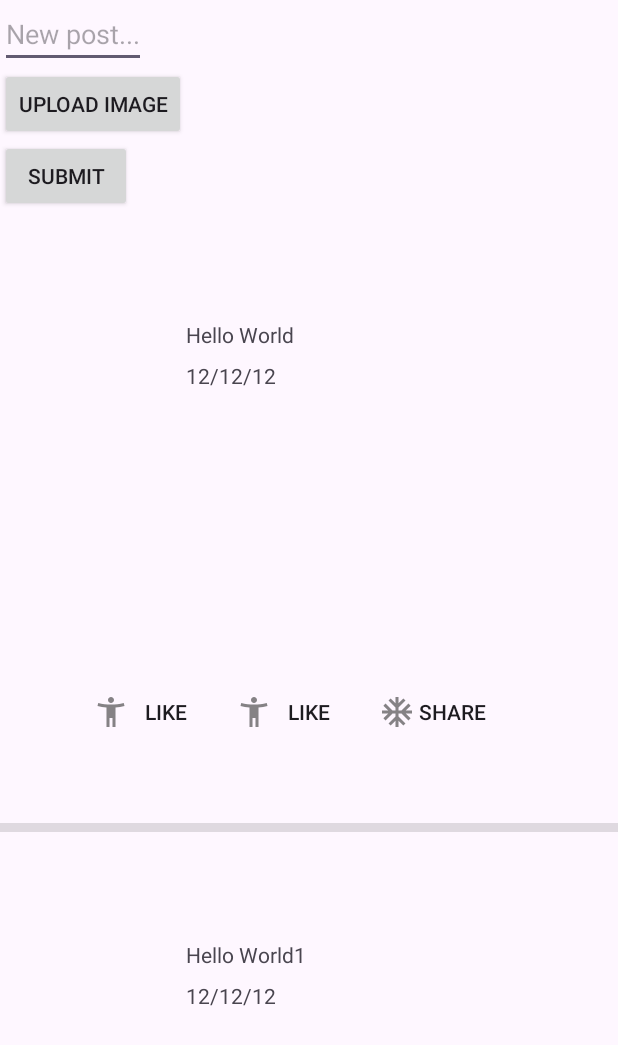
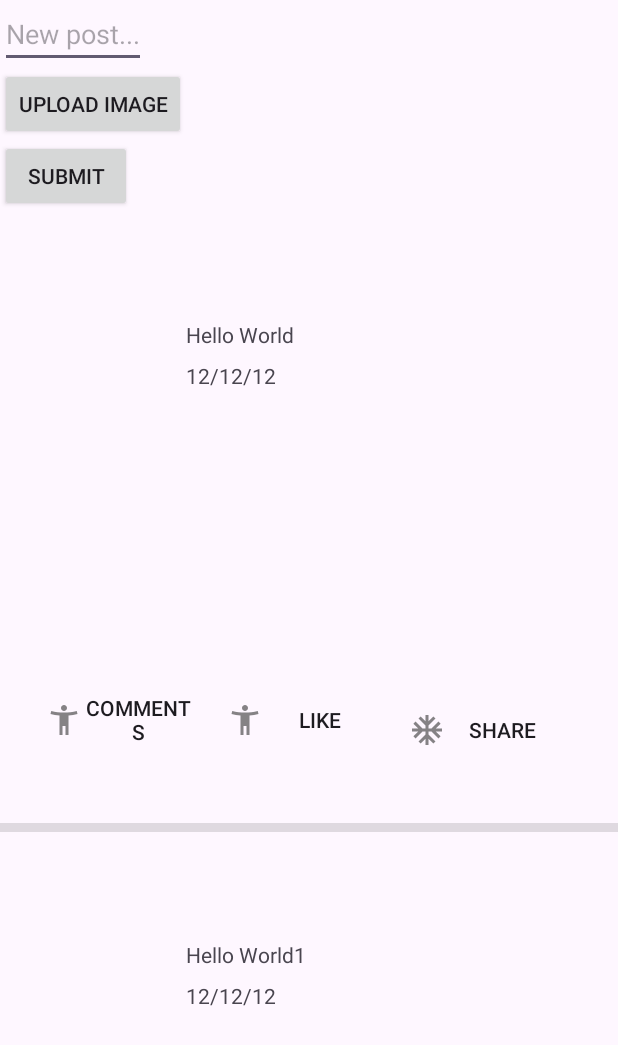
Before and after one commit to yuvalbarak8/Feed, an Android app: the screen it shows after launch (MainActivity), on a phone screen of 412 x 824 dp. Shown: the top 1045 px of the screen. Run offline under Robolectric (Android 15) with nearby library versions, the phone set to English and light mode, and no system bars.

Commit message:
add comments

```diff
--- a/app/src/main/AndroidManifest.xml
+++ b/app/src/main/AndroidManifest.xml
@@ -13,6 +13,9 @@
         android:theme="@style/Theme.FakeBook"
         tools:targetApi="31">
         <activity
+            android:name=".Comments_Page"
+            android:exported="false" />
+        <activity
             android:name=".MainActivity"
             android:exported="true">
             <intent-filter>
--- /dev/null
+++ b/app/src/main/java/com/example/fakebook/Comment.java
@@ -0,0 +1,16 @@
+package com.example.fakebook;
+
+import java.io.Serializable;
+
+public class Comment implements Serializable {
+    private String content;
+    public Comment(String content)
+    {
+        this.content = content;
+    }
+    public String getContent()
+    {
+        return this.content;
+    }
+
+}
--- a/app/src/main/java/com/example/fakebook/FeedAdapter.java
+++ b/app/src/main/java/com/example/fakebook/FeedAdapter.java
@@ -1,9 +1,14 @@
 package com.example.fakebook;
 
+import static androidx.core.content.ContextCompat.startActivity;
+
+import android.app.Activity;
+import android.content.Intent;
 import android.view.LayoutInflater;
 import android.view.View;
 import android.view.ViewGroup;
 import android.widget.BaseAdapter;
+import android.widget.Button;
 import android.widget.ImageView;
 import android.widget.TextView;
 import android.widget.Toast;
@@ -13,15 +18,18 @@ import java.util.List;
 public class FeedAdapter extends BaseAdapter {
 
     List<Post> posts;
+    Activity activity;
 
     private class ViewHolder{
         TextView name;
         TextView when;
         ImageView profile;
         ImageView img;
+        Button comments;
     }
 
-    public FeedAdapter(List<Post> posts) {
+    public FeedAdapter(List<Post> posts, Activity activity) {
+        this.activity=activity;
         this.posts = posts;
     }
 
@@ -54,6 +62,7 @@ public class FeedAdapter extends BaseAdapter {
             viewHolder.when = convertView.findViewById(R.id.feed_post_when);
             viewHolder.profile = convertView.findViewById(R.id.feed_post_profile_img);
             viewHolder.img = convertView.findViewById(R.id.feed_post_img);
+            viewHolder.comments = convertView.findViewById(R.id.comments_btn);
 
             convertView.setTag(viewHolder);
         }
@@ -64,6 +73,10 @@ public class FeedAdapter extends BaseAdapter {
         viewHolder.when.setText(p.getWhen_posted());
         viewHolder.profile.setImageResource(p.getProfile_image());
         viewHolder.img.setImageResource(p.getImage());
+        viewHolder.comments.setOnClickListener(v -> {
+            Intent i = new Intent(activity,Comments_Page.class);
+           activity.startActivity(i);
+        });
 
         viewHolder.img.setOnClickListener(new View.OnClickListener() {
             @Override
--- a/app/src/main/java/com/example/fakebook/MainActivity.java
+++ b/app/src/main/java/com/example/fakebook/MainActivity.java
@@ -1,12 +1,11 @@
 package com.example.fakebook;
 
 import androidx.appcompat.app.AppCompatActivity;
-
 import android.app.Activity;
+import android.content.Intent;
 import android.os.Bundle;
 import android.view.View;
 import android.widget.AdapterView;
-import android.widget.ArrayAdapter;
 import android.widget.Button;
 import android.widget.ListView;
 import android.widget.TextView;
@@ -16,15 +15,20 @@ import java.util.ArrayList;
 import java.util.List;
 
 public class MainActivity extends Activity {
+
+    private static final int COMMENTS_REQUEST_CODE = 1;
     List<Post> posts;
 
+    @Override
     protected void onCreate(Bundle savedInstanceState) {
         super.onCreate(savedInstanceState);
         setContentView(R.layout.activity_main);
+
         posts = generatePosts();
-        FeedAdapter feedAdapter = new FeedAdapter(posts);
+        FeedAdapter feedAdapter = new FeedAdapter(posts,this);
         ListView lst = findViewById(R.id.lstFeed);
         lst.setAdapter(feedAdapter);
+
         lst.setOnItemClickListener(new AdapterView.OnItemClickListener() {
             @Override
             public void onItemClick(AdapterView<?> parent, View view, int position, long id) {
@@ -34,26 +38,43 @@ public class MainActivity extends Activity {
         });
 
         Button submit = findViewById(R.id.submit_btn);
-        submit.setOnClickListener(view ->
-                {
-                    TextView new_post = findViewById(R.id.new_post);
-                    String post_content = new_post.getText().toString();
-                    Post post = new Post(post_content, "12/12/13", 1, 1);
-                    posts.add(0,post);
-                    feedAdapter.notifyDataSetChanged();
-                }
-                );
+        submit.setOnClickListener(view -> {
+            TextView new_post = findViewById(R.id.new_post);
+            String post_content = new_post.getText().toString();
+            Post post = new Post(post_content, "12/12/13", 1, 2);
+            posts.add(0, post);
+            feedAdapter.notifyDataSetChanged();
+        });
     }
-    private List<Post> generatePosts()
-    {
+
+    private List<Post> generatePosts() {
         List<Post> posts = new ArrayList<>();
         Post test1 = new Post("Hello World", "12/12/12", 1, 2);
+        Comment new_comment = new Comment("wowwwww");
+        test1.add_comment(new_comment);
         Post test2 = new Post("Hello World1", "12/12/12", 1, 2);
         Post test3 = new Post("Hello World2", "12/12/12", 1, 2);
         posts.add(test1);
         posts.add(test2);
         posts.add(test3);
         return posts;
+    }
 
+    @Override
+    protected void onActivityResult(int requestCode, int resultCode, Intent data) {
+        super.onActivityResult(requestCode, resultCode, data);
+
+        if (requestCode == COMMENTS_REQUEST_CODE && resultCode == RESULT_OK) {
+            // Retrieve data from the comments page
+            String comment = data.getStringExtra("comment");
+
+            // Update the corresponding post with the comment
+            if (comment != null && !comment.isEmpty()) {
+                posts.get(0).setName(posts.get(0).getName() + "\nComment: " + comment);
+            }
+
+            // Update the adapter to reflect the changes
+            ((FeedAdapter) ((ListView) findViewById(R.id.lstFeed)).getAdapter()).notifyDataSetChanged();
+        }
     }
 }
--- a/app/src/main/java/com/example/fakebook/Post.java
+++ b/app/src/main/java/com/example/fakebook/Post.java
@@ -1,4 +1,7 @@
 package com.example.fakebook;
+
+import java.util.ArrayList;
+import java.util.List;
 
 public class Post {
 
@@ -6,12 +9,14 @@ public class Post {
     String when_posted;
     int profile_image;
     int image;
+    List<Comment> comments;
 
     public Post(String name, String when_posted, int profile_image, int image) {
         this.name = name;
         this.when_posted = when_posted;
         this.profile_image = profile_image;
         this.image = image;
+        this.comments = new ArrayList<>();
     }
     public String getName() {
         return name;
@@ -32,5 +37,16 @@ public class Post {
     {
         name = this.name + "selected";
     }
+    public void add_comment(Comment comment)
+    {
+        this.comments.add(comment);
+    }
 
+    public void setName(String s) {
+        this.name=s;
+    }
+
+    public List<Comment> getComments() {
+        return this.comments;
+    }
 }
--- a/app/src/main/res/layout/activity_main.xml
+++ b/app/src/main/res/layout/activity_main.xml
@@ -26,6 +26,7 @@
             android:text="Upload Image"
             android:id="@+id/upload_img_btn"/>
 
+
         <Button
             android:id="@+id/submit_btn"
             android:layout_width="wrap_content"
--- a/app/src/main/res/layout/feed_post_layout.xml
+++ b/app/src/main/res/layout/feed_post_layout.xml
@@ -50,8 +50,8 @@
 
     <LinearLayout
         android:id="@+id/linearLayout"
-        android:layout_width="286dp"
-        android:layout_height="76dp"
+        android:layout_width="363dp"
+        android:layout_height="61dp"
         android:orientation="horizontal"
         app:layout_constraintBottom_toBottomOf="parent"
         app:layout_constraintEnd_toEndOf="parent"
@@ -69,7 +69,8 @@
             android:drawableLeft="@drawable/ic_like"
             android:focusable="false"
             android:padding="5dp"
-            android:text="Like" />
+            android:id="@+id/comments_btn"
+            android:text="@string/comments" />
 
         <Button
             android:layout_width="0dp"
--- a/app/src/main/res/values/strings.xml
+++ b/app/src/main/res/values/strings.xml
@@ -1,8 +1,9 @@
 <resources>
     <string name="app_name">FakeBook</string>
     <string name="like">Like</string>
-     <string name="comment">Comment</string>
-     <string name="share">Share</string>
+    <string name="comment">Comment</string>
+    <string name="share">Share</string>
+    <string name="comments">Comments</string>
     <string-array name="menu">
         <item>First</item>
         <item>Second</item>
```
Also changed, not shown: app/src/main/java/com/example/fakebook/CommentAdapter.java (added, +74 -0 lines), app/src/main/java/com/example/fakebook/Comments_Page.java (added, +56 -0 lines), app/src/main/res/layout/activity_comments_page.xml (added, +47 -0 lines), app/src/main/res/layout/comment_item_layout.xml (added, +7 -0 lines).
